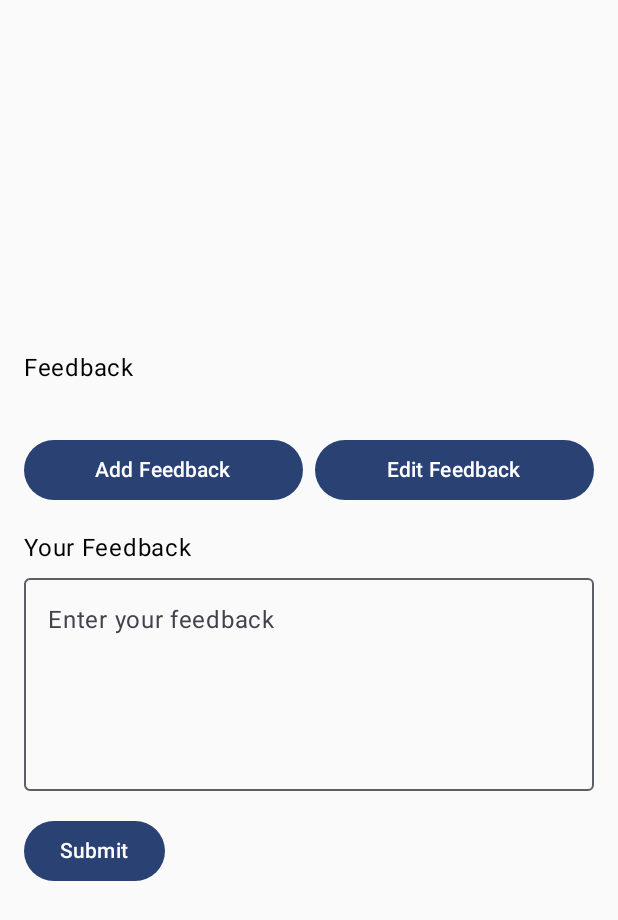
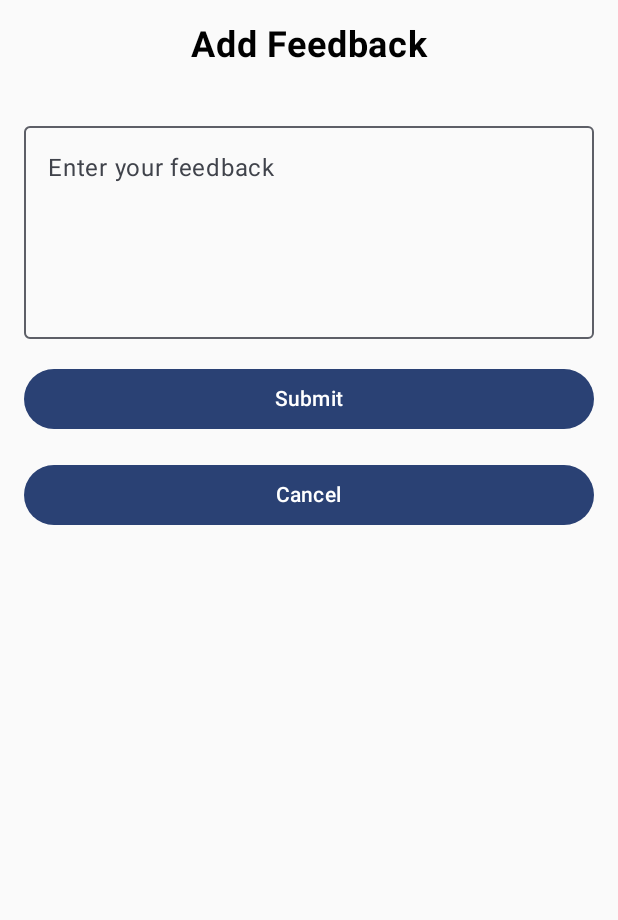
Before and after one commit to Shriram2005/Customer-Feedback-App, an Android app built with Jetpack Compose: the FeedbackScreen screen opened through its navigation route, on a phone screen of 412 x 824 dp. Shown: the top 920 px of the screen. Run offline under Robolectric (Android 15) with nearby library versions, the phone set to English and light mode, and no system bars; our stand-ins replace Firebase (no records; nobody signed in at launch, a user with empty details on screens opened directly).

Commit message:
added firebase login working

```diff
--- a/app/src/main/AndroidManifest.xml
+++ b/app/src/main/AndroidManifest.xml
@@ -1,6 +1,9 @@
 <?xml version="1.0" encoding="utf-8"?>
 <manifest xmlns:android="http://schemas.android.com/apk/res/android"
     xmlns:tools="http://schemas.android.com/tools">
+
+    <uses-permission android:name="android.permission.INTERNET" />
+    <uses-permission android:name="android.permission.ACCESS_NETWORK_STATE" />
 
     <application
         android:allowBackup="true"
--- a/app/src/main/java/com/shriram/customerfeedback/MainActivity.kt
+++ b/app/src/main/java/com/shriram/customerfeedback/MainActivity.kt
@@ -5,7 +5,9 @@ import androidx.activity.ComponentActivity
 import androidx.activity.compose.setContent
 import androidx.activity.enableEdgeToEdge
 import androidx.compose.runtime.Composable
+import androidx.lifecycle.viewmodel.compose.viewModel
 import androidx.navigation.compose.rememberNavController
+import com.shriram.customerfeedback.data.AppViewModel
 import com.shriram.customerfeedback.navigation.AppNavHost
 import com.shriram.customerfeedback.navigation.Screen
 import com.shriram.customerfeedback.ui.theme.CustomerFeedbackTheme
@@ -25,5 +27,11 @@ class MainActivity : ComponentActivity() {
 @Composable
 fun MyApp() {
     val navController = rememberNavController()
-    AppNavHost(navController = navController, Screen.Login.route)
+    val viewModel: AppViewModel = viewModel()
+
+    AppNavHost(
+        navController = navController,
+        startDestination = Screen.Login.route,
+        viewModel = viewModel
+    )
 }
--- a/app/src/main/java/com/shriram/customerfeedback/navigation/NavHost.kt
+++ b/app/src/main/java/com/shriram/customerfeedback/navigation/NavHost.kt
@@ -1,35 +1,42 @@
 package com.shriram.customerfeedback.navigation
 
-import LoginScreen
 import androidx.compose.runtime.Composable
 import androidx.navigation.NavHostController
 import androidx.navigation.compose.NavHost
 import androidx.navigation.compose.composable
 import androidx.navigation.compose.rememberNavController
+import com.shriram.customerfeedback.data.AppViewModel
+import com.shriram.customerfeedback.screens.FeedbackDashboard
 import com.shriram.customerfeedback.screens.FeedbackScreen
+import com.shriram.customerfeedback.screens.LoginScreen
 import com.shriram.customerfeedback.screens.RegisterScreen
 
 
 sealed class Screen(val route: String) {
-    data object Login: Screen("login")
-    data object Register: Screen("register")
-    data object Home: Screen("home")
+    data object Login : Screen("login")
+    data object Register : Screen("register")
+    data object Home : Screen("home")
+    data object Feedback : Screen("feedback")
 }
 
 @Composable
 fun AppNavHost(
     navController: NavHostController = rememberNavController(),
     startDestination: String,
+    viewModel: AppViewModel
 ) {
-    NavHost(navController = navController, startDestination = startDestination){
-        composable(Screen.Login.route){
-            LoginScreen(navController)
+    NavHost(navController = navController, startDestination = startDestination) {
+        composable(Screen.Login.route) {
+            LoginScreen(navController, viewModel)
         }
-        composable(Screen.Register.route){
-            RegisterScreen(navController)
+        composable(Screen.Register.route) {
+            RegisterScreen(navController, viewModel)
         }
-        composable(Screen.Home.route){
-            FeedbackScreen(navController)
+        composable(Screen.Home.route) {
+            FeedbackDashboard(navController, viewModel)
+        }
+        composable(Screen.Feedback.route) {
+            FeedbackScreen(navController, viewModel)
         }
     }
 }
--- /dev/null
+++ b/app/src/main/java/com/shriram/customerfeedback/screens/FeedbackDashboard.kt
@@ -0,0 +1,201 @@
+package com.shriram.customerfeedback.screens
+
+import android.widget.Toast
+import androidx.compose.foundation.layout.Arrangement
+import androidx.compose.foundation.layout.Box
+import androidx.compose.foundation.layout.Column
+import androidx.compose.foundation.layout.Row
+import androidx.compose.foundation.layout.Spacer
+import androidx.compose.foundation.layout.fillMaxSize
+import androidx.compose.foundation.layout.fillMaxWidth
+import androidx.compose.foundation.layout.height
+import androidx.compose.foundation.layout.padding
+import androidx.compose.foundation.layout.width
+import androidx.compose.foundation.lazy.LazyColumn
+import androidx.compose.foundation.lazy.items
+import androidx.compose.material.icons.Icons
+import androidx.compose.material.icons.filled.Add
+import androidx.compose.material.icons.filled.Delete
+import androidx.compose.material.icons.filled.Edit
+import androidx.compose.material.icons.filled.ExitToApp
+import androidx.compose.material3.Button
+import androidx.compose.material3.Card
+import androidx.compose.material3.CircularProgressIndicator
+import androidx.compose.material3.ExperimentalMaterial3Api
+import androidx.compose.material3.FloatingActionButton
+import androidx.compose.material3.Icon
+import androidx.compose.material3.IconButton
+import androidx.compose.material3.OutlinedTextField
+import androidx.compose.material3.Scaffold
+import androidx.compose.material3.Snackbar
+import androidx.compose.material3.Text
+import androidx.compose.material3.TopAppBar
+import androidx.compose.material3.TopAppBarDefaults
+import androidx.compose.runtime.Composable
+import androidx.compose.runtime.LaunchedEffect
+import androidx.compose.runtime.getValue
+import androidx.compose.runtime.mutableStateOf
+import androidx.compose.runtime.remember
+import androidx.compose.runtime.setValue
+import androidx.compose.ui.Alignment
+import androidx.compose.ui.Modifier
+import androidx.compose.ui.platform.LocalContext
+import androidx.compose.ui.text.font.FontWeight
+import androidx.compose.ui.text.style.TextAlign
+import androidx.compose.ui.tooling.preview.Preview
+import androidx.compose.ui.unit.dp
+import androidx.compose.ui.unit.sp
+import androidx.navigation.NavController
+import com.shriram.customerfeedback.data.AppViewModel
+import com.shriram.customerfeedback.data.Feedback
+import com.shriram.customerfeedback.navigation.Screen
+import java.text.SimpleDateFormat
+import java.util.Date
+import java.util.Locale
+
+
+@OptIn(ExperimentalMaterial3Api::class)
+@Composable
+fun FeedbackDashboard(
+    navController: NavController,
+    viewModel: AppViewModel
+) {
+    val context = LocalContext.current
+
+    // Check if user is logged in
+    LaunchedEffect(viewModel.currentUser) {
+        if (viewModel.currentUser == null) {
+            navController.navigate(Screen.Login.route) {
+                popUpTo(Screen.Home.route) { inclusive = true }
+            }
+        }
+    }
+
+    Scaffold(
+        topBar = {
+            TopAppBar(
+                title = { Text("Feedback Dashboard") },
+                actions = {
+                    IconButton(onClick = {
+                        viewModel.logout()
+                        navController.navigate(Screen.Login.route) {
+                            popUpTo(Screen.Home.route) { inclusive = true }
+                        }
+                    }) {
+                        Icon(Icons.Default.ExitToApp, contentDescription = "Logout")
+                    }
+                },
+                colors = TopAppBarDefaults.topAppBarColors()
+            )
+        },
+        floatingActionButton = {
+            FloatingActionButton(onClick = {
+                navController.navigate(Screen.Feedback.route)
+            }) {
+                Icon(Icons.Default.Add, contentDescription = "Add Feedback")
+            }
+        }
+    ) { paddingValues ->
+        Column(
+            modifier = Modifier
+                .fillMaxSize()
+                .padding(paddingValues)
+                .padding(16.dp),
+            horizontalAlignment = Alignment.CenterHorizontally,
+            verticalArrangement = Arrangement.Top
+        ) {
+            if (viewModel.isLoading) {
+                Box(
+                    modifier = Modifier.fillMaxSize(),
+                    contentAlignment = Alignment.Center
+                ) {
+                    CircularProgressIndicator()
+                }
+            } else if (viewModel.feedbackList.isEmpty()) {
+                Box(
+                    modifier = Modifier.fillMaxSize(),
+                    contentAlignment = Alignment.Center
+                ) {
+                    Text(
+                        text = "No feedbacks yet. Click the + button to add one.",
+                        textAlign = TextAlign.Center
+                    )
+                }
+            } else {
+                Text(
+                    text = "Your Feedbacks",
+                    fontSize = 20.sp,
+                    fontWeight = FontWeight.Bold,
+                    modifier = Modifier.padding(bottom = 16.dp)
+                )
+
+                LazyColumn {
+                    items(viewModel.feedbackList.sortedByDescending { it.timestamp }) { feedback ->
+                        FeedbackItem(
+                            feedback = feedback,
+                            onEditClick = {
+                                navController.navigate(Screen.Feedback.route)
+                            },
+                            onDeleteClick = {
+                                viewModel.deleteFeedback(feedback.id) {
+                                    Toast.makeText(context, "Feedback deleted", Toast.LENGTH_SHORT).show()
+                                }
+                            }
+                        )
+                        Spacer(modifier = Modifier.height(8.dp))
+                    }
+                }
+            }
+
+            // Show error message if any
+            viewModel.errorMessage?.let { error ->
+                Spacer(modifier = Modifier.height(16.dp))
+                Snackbar {
+                    Text(text = error)
+                }
+            }
+        }
+    }
+}
+
+@Composable
+fun FeedbackItem(
+    feedback: Feedback,
+    onEditClick: () -> Unit,
+    onDeleteClick: () -> Unit
+) {
+    val dateFormat = SimpleDateFormat("MMM dd, yyyy HH:mm", Locale.getDefault())
+    val formattedDate = dateFormat.format(Date(feedback.timestamp))
+
+    Card(
+        modifier = Modifier.fillMaxWidth()
+    ) {
+        Column(
+            modifier = Modifier.padding(16.dp)
+        ) {
+            Text(
+                text = feedback.text,
+                modifier = Modifier.padding(bottom = 8.dp)
+            )
+
+            Text(
+                text = "Created: $formattedDate",
+                fontSize = 12.sp,
+                modifier = Modifier.padding(bottom = 8.dp)
+            )
+
+            Row(
+                modifier = Modifier.fillMaxWidth(),
+                horizontalArrangement = Arrangement.End
+            ) {
+                IconButton(onClick = onEditClick) {
+                    Icon(Icons.Default.Edit, contentDescription = "Edit")
+                }
+
+                IconButton(onClick = onDeleteClick) {
+                    Icon(Icons.Default.Delete, contentDescription = "Delete")
+                }
+            }
+        }
+    }
+}
--- a/app/src/main/java/com/shriram/customerfeedback/screens/FeedbackScreen.kt
+++ b/app/src/main/java/com/shriram/customerfeedback/screens/FeedbackScreen.kt
@@ -1,5 +1,6 @@
 package com.shriram.customerfeedback.screens
 
+import android.widget.Toast
 import androidx.compose.foundation.layout.Arrangement
 import androidx.compose.foundation.layout.Column
 import androidx.compose.foundation.layout.Row
@@ -10,7 +11,9 @@ import androidx.compose.foundation.layout.height
 import androidx.compose.foundation.layout.padding
 import androidx.compose.foundation.layout.width
 import androidx.compose.material3.Button
+import androidx.compose.material3.CircularProgressIndicator
 import androidx.compose.material3.OutlinedTextField
+import androidx.compose.material3.Snackbar
 import androidx.compose.material3.Text
 import androidx.compose.runtime.Composable
 import androidx.compose.runtime.getValue
@@ -19,67 +22,97 @@ import androidx.compose.runtime.remember
 import androidx.compose.runtime.setValue
 import androidx.compose.ui.Alignment
 import androidx.compose.ui.Modifier
+import androidx.compose.ui.platform.LocalContext
+import androidx.compose.ui.text.font.FontWeight
 import androidx.compose.ui.unit.dp
+import androidx.compose.ui.unit.sp
 import androidx.navigation.NavController
+import com.shriram.customerfeedback.data.AppViewModel
+import com.shriram.customerfeedback.data.Feedback
+import com.shriram.customerfeedback.navigation.Screen
 
 
 @Composable
-fun FeedbackScreen(navController: NavController) {
-
-    var feedbackText by remember{ mutableStateOf("") }
+fun FeedbackScreen(
+    navController: NavController,
+    viewModel: AppViewModel,
+    feedbackToEdit: Feedback? = null
+) {
+    val context = LocalContext.current
+    var feedbackText by remember { mutableStateOf(feedbackToEdit?.text ?: "") }
+    val isEditMode = feedbackToEdit != null
 
     Column(
         modifier = Modifier
             .fillMaxSize()
             .padding(16.dp),
         horizontalAlignment = Alignment.CenterHorizontally,
-        verticalArrangement = Arrangement.Center
+        verticalArrangement = Arrangement.Top
     ) {
-        Column {
         Text(
-                text = "Feedback",
+            text = if (isEditMode) "Edit Feedback" else "Add Feedback",
+            fontSize = 24.sp,
+            fontWeight = FontWeight.Bold,
             modifier = Modifier.padding(bottom = 32.dp)
         )
-            Row {
-                // show 2 buttons to user for add feedback & edit feedback
-                Button(
-                    onClick = {
 
-                    },
-                    modifier = Modifier.weight(1f)
-                ) {
-                    Text(text = "Add Feedback")
-                }
-                Spacer(modifier = Modifier.width(8.dp))
-                Button(
-                    onClick = {
-
-                    },
-                    modifier = Modifier.weight(1f)
-                ) {
-                    Text(text = "Edit Feedback")
-                }
-            }
-            Column {
-                Text(
-                    text = "Your Feedback",
-                    modifier = Modifier.padding(top = 16.dp)
-                )
         // text input for feedback
         OutlinedTextField(
             value = feedbackText,
-                    onValueChange = { feedbackText =  it },
+            onValueChange = { feedbackText = it },
             label = { Text("Enter your feedback") },
-                    modifier = Modifier.fillMaxWidth().height(150.dp),
+            modifier = Modifier
+                .fillMaxWidth()
+                .height(150.dp),
         )
+
         Spacer(Modifier.height(16.dp))
+
         // submit button
         Button(
-                    onClick = {},
+            onClick = {
+                if (feedbackText.isNotEmpty()) {
+                    if (isEditMode) {
+                        viewModel.updateFeedback(feedbackToEdit!!.id, feedbackText) {
+                            Toast.makeText(context, "Feedback updated successfully!", Toast.LENGTH_SHORT).show()
+                            navController.navigateUp()
+                        }
+                    } else {
+                        viewModel.submitFeedback(feedbackText) {
+                            Toast.makeText(context, "Feedback submitted successfully!", Toast.LENGTH_SHORT).show()
+                            navController.navigateUp()
+                        }
+                    }
+                } else {
+                    Toast.makeText(context, "Please enter feedback text", Toast.LENGTH_SHORT).show()
+                }
+            },
+            enabled = !viewModel.isLoading,
+            modifier = Modifier.fillMaxWidth()
         ) {
-                    Text(text = "Submit")
+            if (viewModel.isLoading) {
+                CircularProgressIndicator(modifier = Modifier.height(24.dp))
+            } else {
+                Text(text = if (isEditMode) "Update" else "Submit")
+            }
         }
 
+        Spacer(Modifier.height(16.dp))
+
+        Button(
+            onClick = {
+                navController.navigateUp()
+            },
+            modifier = Modifier.fillMaxWidth()
+        ) {
+            Text(text = "Cancel")
+        }
+
+        // Show error message if any
+        viewModel.errorMessage?.let { error ->
+            Spacer(modifier = Modifier.height(16.dp))
+            Snackbar {
+                Text(text = error)
             }
         }
     }
--- a/app/src/main/java/com/shriram/customerfeedback/screens/LoginScreen.kt
+++ b/app/src/main/java/com/shriram/customerfeedback/screens/LoginScreen.kt
@@ -1,3 +1,4 @@
+package com.shriram.customerfeedback.screens
 
 import androidx.compose.foundation.layout.Arrangement
 import androidx.compose.foundation.layout.Column
@@ -11,12 +12,15 @@ import androidx.compose.material.icons.filled.Done
 import androidx.compose.material.icons.filled.Lock
 import androidx.compose.material.icons.filled.Person
 import androidx.compose.material3.Button
+import androidx.compose.material3.CircularProgressIndicator
 import androidx.compose.material3.Icon
 import androidx.compose.material3.IconButton
 import androidx.compose.material3.OutlinedTextField
+import androidx.compose.material3.Snackbar
 import androidx.compose.material3.Text
 import androidx.compose.material3.TextButton
 import androidx.compose.runtime.Composable
+import androidx.compose.runtime.LaunchedEffect
 import androidx.compose.runtime.getValue
 import androidx.compose.runtime.mutableStateOf
 import androidx.compose.runtime.remember
@@ -31,16 +35,27 @@ import androidx.compose.ui.unit.dp
 import androidx.compose.ui.unit.sp
 import androidx.navigation.NavController
 import androidx.navigation.compose.rememberNavController
+import com.shriram.customerfeedback.data.AppViewModel
 import com.shriram.customerfeedback.navigation.Screen
 
 
 @Composable
 fun LoginScreen(
     navController: NavController,
+    viewModel: AppViewModel
 ) {
-    var username by remember { mutableStateOf("") }
+    var email by remember { mutableStateOf("") }
     var password by remember { mutableStateOf("") }
     var isPasswordVisible by remember { mutableStateOf(false) }
+
+    // Check if user is already logged in
+    LaunchedEffect(viewModel.currentUser) {
+        if (viewModel.currentUser != null) {
+            navController.navigate(Screen.Home.route) {
+                popUpTo(Screen.Login.route) { inclusive = true }
+            }
+        }
+    }
 
     Column(
         modifier = Modifier
@@ -57,10 +72,10 @@ fun LoginScreen(
         )
 
         OutlinedTextField(
-            value = username,
-            onValueChange = { username = it },
-            label = { Text("Username") },
-            leadingIcon = { Icon(Icons.Default.Person, contentDescription = "Username") },
+            value = email,
+            onValueChange = { email = it },
+            label = { Text("Email") },
+            leadingIcon = { Icon(Icons.Default.Person, contentDescription = "Email") },
             modifier = Modifier
                 .fillMaxWidth()
                 .padding(bottom = 16.dp)
@@ -87,24 +102,40 @@ fun LoginScreen(
 
         Button(
             onClick = {
-//                onLoginClick()
-                navController.navigate(Screen.Home.route)
+                if (email.isNotEmpty() && password.isNotEmpty()) {
+                    viewModel.loginUser(email, password) {
+                        navController.navigate(Screen.Home.route) {
+                            popUpTo(Screen.Login.route) { inclusive = true }
+                        }
+                    }
+                }
             },
             modifier = Modifier
                 .fillMaxWidth()
-                .height(50.dp)
+                .height(50.dp),
+            enabled = !viewModel.isLoading
         ) {
-            Text(text = "Login")
+            if (viewModel.isLoading) {
+                CircularProgressIndicator(modifier = Modifier.height(24.dp))
+            } else {
+                Text(text = "Login")
+            }
         }
 
         Spacer(modifier = Modifier.height(16.dp))
 
         TextButton(onClick = {
-//            onRegisterClick()
             navController.navigate(Screen.Register.route)
-
         }) {
             Text(text = "Don't have an account? Register")
+        }
+
+        // Show error message if any
+        viewModel.errorMessage?.let { error ->
+            Spacer(modifier = Modifier.height(16.dp))
+            Snackbar {
+                Text(text = error)
+            }
         }
     }
 }
@@ -114,5 +145,6 @@ fun LoginScreen(
 @Composable
 private fun LoginScreenPreview() {
     val navController = rememberNavController()
-    LoginScreen(navController)
+    val viewModel = AppViewModel()
+    LoginScreen(navController, viewModel)
 }
--- a/build.gradle.kts
+++ b/build.gradle.kts
@@ -3,4 +3,5 @@ plugins {
     alias(libs.plugins.android.application) apply false
     alias(libs.plugins.kotlin.android) apply false
     alias(libs.plugins.kotlin.compose) apply false
+    alias(libs.plugins.google.gms.google.services) apply false
 }
--- a/gradle/libs.versions.toml
+++ b/gradle/libs.versions.toml
@@ -10,6 +10,8 @@ activityCompose = "1.10.1"
 composeBom = "2024.04.01"
 navigationRuntimeKtx = "2.8.8"
 navigationCompose = "2.8.8"
+googleGmsGoogleServices = "4.4.2"
+firebaseDatabase = "21.0.0"
 
 [libraries]
 androidx-core-ktx = { group = "androidx.core", name = "core-ktx", version.ref = "coreKtx" }
@@ -28,8 +30,10 @@ androidx-ui-test-junit4 = { group = "androidx.compose.ui", name = "ui-test-junit
 androidx-material3 = { group = "androidx.compose.material3", name = "material3" }
 androidx-navigation-runtime-ktx = { group = "androidx.navigation", name = "navigation-runtime-ktx", version.ref = "navigationRuntimeKtx" }
 androidx-navigation-compose = { group = "androidx.navigation", name = "navigation-compose", version.ref = "navigationCompose" }
+firebase-database = { group = "com.google.firebase", name = "firebase-database", version.ref = "firebaseDatabase" }
 
 [plugins]
 android-application = { id = "com.android.application", version.ref = "agp" }
 kotlin-android = { id = "org.jetbrains.kotlin.android", version.ref = "kotlin" }
 kotlin-compose = { id = "org.jetbrains.kotlin.plugin.compose", version.ref = "kotlin" }
+google-gms-google-services = { id = "com.google.gms.google-services", version.ref = "googleGmsGoogleServices" }
```
Also changed, not shown: app/build.gradle.kts (+11 -0 lines), app/src/main/java/com/shriram/customerfeedback/data/AppViewModel.kt (+191 -0 lines), app/src/main/java/com/shriram/customerfeedback/screens/AdminScreen.kt (deleted, +0 -11 lines), app/src/main/java/com/shriram/customerfeedback/screens/RegisterScreen.kt (+51 -13 lines), 1 other file. Lines whose indentation alone changed are shown as unchanged.
